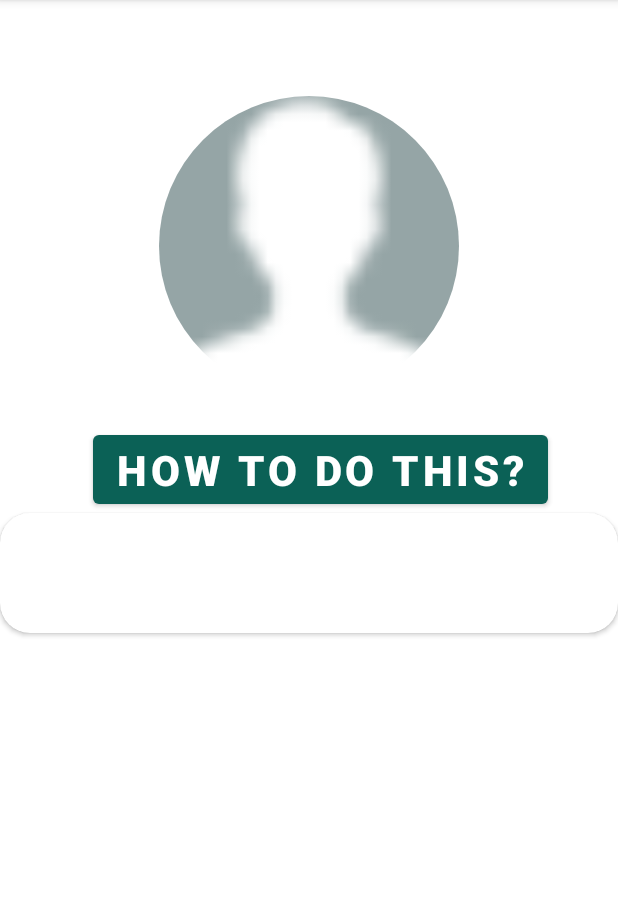
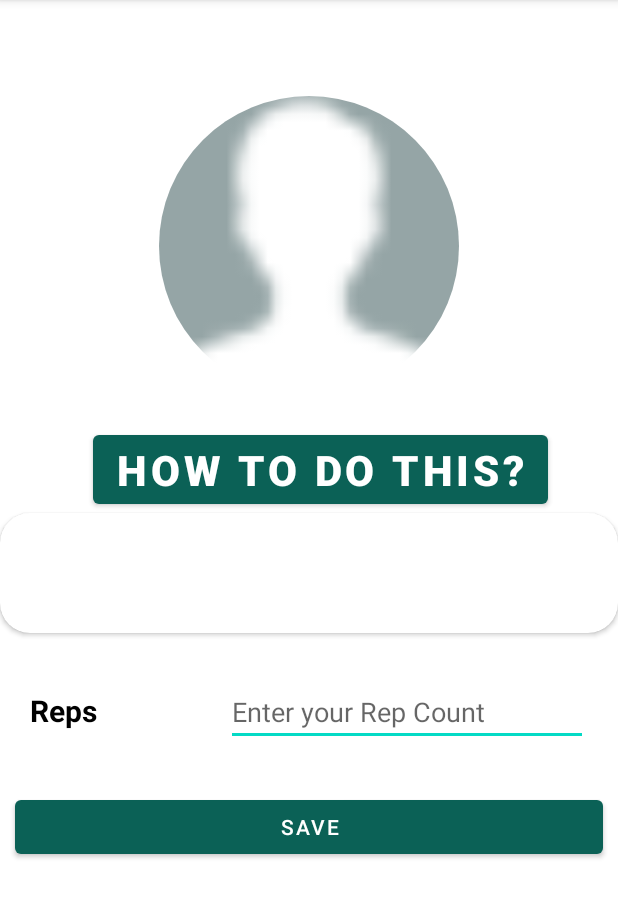
Before and after one commit to TarunAlapati-git/Mindfull, an Android app: the ExerciseDetailActivity screen opened directly, with no data from a screen before it, on a phone screen of 412 x 824 dp, the part 84-1002 px from its top. Run offline under Robolectric (Android 15) with nearby library versions, the phone set to English and light mode, and no system bars; our stand-ins replace CircleImageView, Firebase (no records; nobody signed in at launch, a user with empty details on screens opened directly), Picasso.

Commit message:
Added exercise tracking

```diff
--- a/app/src/main/java/com/example/mindfull/Adapter/ExerciseAdapter.java
+++ b/app/src/main/java/com/example/mindfull/Adapter/ExerciseAdapter.java
@@ -41,6 +41,8 @@ public class ExerciseAdapter extends RecyclerView.Adapter<ExerciseAdapter.ViewHo
 
     }
 
+
+
     @Override
     public void onBindViewHolder(@NonNull ViewHolder holder, int position) {
 
--- a/app/src/main/java/com/example/mindfull/ExerciseDetailActivity.java
+++ b/app/src/main/java/com/example/mindfull/ExerciseDetailActivity.java
@@ -1,41 +1,92 @@
 package com.example.mindfull;
 
+import androidx.appcompat.app.AlertDialog;
 import androidx.appcompat.app.AppCompatActivity;
+import androidx.recyclerview.widget.RecyclerView;
 
+import android.app.ProgressDialog;
+import android.content.Context;
 import android.os.Bundle;
+import android.view.LayoutInflater;
 import android.view.View;
 import android.widget.Button;
+import android.widget.EditText;
+import android.widget.ImageView;
+import android.widget.TextView;
 
+import com.example.mindfull.Adapter.ExerciseRecordAdapter;
+import com.example.mindfull.Models.ExerciseRecord;
 import com.example.mindfull.databinding.ActivityExerciseDetailBinding;
+import com.google.android.gms.tasks.OnSuccessListener;
+import com.google.firebase.auth.FirebaseAuth;
+import com.google.firebase.auth.FirebaseUser;
+import com.google.firebase.database.DatabaseReference;
 import com.google.firebase.database.FirebaseDatabase;
 import com.google.firebase.firestore.FirebaseFirestore;
 import com.squareup.picasso.Picasso;
 
+import java.util.ArrayList;
+import java.util.Date;
+
 public class ExerciseDetailActivity extends AppCompatActivity {
 
-    ActivityExerciseDetailBinding binding;
+//    ActivityExerciseDetailBinding binding;
     FirebaseDatabase database;
-    private Button addRepButton;
+    TextView exerciseName,exerciseDesc;
+    ImageView exerciseImage;
+
+    FirebaseAuth auth;
 
 
+    Button saveBtn;
+    TextView repCount;
 
     @Override
     protected void onCreate(Bundle savedInstanceState) {
         super.onCreate(savedInstanceState);
 
-        binding = ActivityExerciseDetailBinding.inflate(getLayoutInflater());
-        setContentView(binding.getRoot());
+        setContentView(R.layout.activity_exercise_detail);
 
         database = FirebaseDatabase.getInstance();
 
-        String exerciseName = getIntent().getStringExtra("exerciseName");
-        String exerciseImage = getIntent().getStringExtra("exerciseImage");
-        String exerciseDescription = getIntent().getStringExtra("exerciseDescription");
+        exerciseName = findViewById(R.id.exerciseName);
+        exerciseDesc = findViewById(R.id.exerciseDesc);
+        exerciseImage = findViewById(R.id.exercise_image);
 
 
-        binding.exerciseName.setText(exerciseName);
-        binding.exerciseDesc.setText(exerciseDescription);
-        Picasso.get().load(exerciseImage).placeholder(R.drawable.avatar).into(binding.exerciseImage);
+        String exercise_name = getIntent().getStringExtra("exerciseName");
+        String exercise_image = getIntent().getStringExtra("exerciseImage");
+        String exercise_description = getIntent().getStringExtra("exerciseDescription");
+
+
+        exerciseName.setText(exercise_name);
+        exerciseDesc.setText(exercise_description);
+        Picasso.get().load(exercise_image).placeholder(R.drawable.avatar).into(exerciseImage);
+
+
+        saveBtn = findViewById(R.id.saveBtn);
+        repCount = findViewById(R.id.repCount);
+
+        auth = FirebaseAuth.getInstance();
+
+        saveBtn.setOnClickListener(new View.OnClickListener() {
+            @Override
+            public void onClick(View view) {
+                String repcount = repCount.getText().toString();
+                final ExerciseRecord exerciseRecord = new ExerciseRecord(auth.getUid(),exercise_name,repcount);
+                exerciseRecord.setDate(new Date().toString());
+                repCount.setText("");
+
+                database.getReference().child("Reps").child(auth.getUid()).push().setValue(exerciseRecord).addOnSuccessListener(new OnSuccessListener<Void>() {
+                    @Override
+                    public void onSuccess(Void unused) {
+
+                    }
+                });
+            }
+        });
+
 
     }
+
 }
--- a/app/src/main/res/layout/activity_exercise_detail.xml
+++ b/app/src/main/res/layout/activity_exercise_detail.xml
@@ -79,9 +79,74 @@
 
             </androidx.cardview.widget.CardView>
 
+            <LinearLayout
+                android:layout_width="match_parent"
+                android:layout_height="wrap_content"
+                android:layout_margin="10dp"
+                android:orientation="horizontal">
+
+                <RelativeLayout
+                    android:layout_width="0dp"
+                    android:layout_height="wrap_content"
+                    android:layout_weight="2">
+
+                    <TextView
+                        android:layout_width="match_parent"
+                        android:layout_height="wrap_content"
+                        android:text="Reps"
+                        android:textStyle="bold"
+                        android:layout_margin="10dp"
+                        android:textColor="@color/black"
+                        android:textSize="20sp"
+                        />
+
+                </RelativeLayout>
+
+                <RelativeLayout
+                    android:layout_width="0dp"
+                    android:layout_height="wrap_content"
+                    android:layout_weight="4">
+
+                    <EditText
+                        android:id="@+id/repCount"
+                        android:layout_width="match_parent"
+                        android:layout_height="wrap_content"
+                        android:layout_marginStart="10dp"
+                        android:layout_marginTop="10dp"
+                        android:layout_marginEnd="10dp"
+                        android:layout_marginBottom="10dp"
+                        android:hint="Enter your Rep Count" />
+
+                </RelativeLayout>
+
+            </LinearLayout>
+
+            <LinearLayout
+                android:layout_width="match_parent"
+                android:layout_height="wrap_content"
+                android:orientation="horizontal" >
+
+                <RelativeLayout
+                    android:layout_width="0dp"
+                    android:layout_height="wrap_content"
+                    android:layout_weight="2">
+
+
+                    <Button
+                        android:layout_width="match_parent"
+                        android:layout_height="wrap_content"
+                        android:layout_margin="10dp"
+                        android:id="@+id/saveBtn"
+                        android:text="SAVE" />
+
+                </RelativeLayout>
+
+            </LinearLayout>
 
         </LinearLayout>
 
     </ScrollView>
 
+
+
 </RelativeLayout>
```
Also changed, not shown: app/src/main/java/com/example/mindfull/Fragments/HomeFragment.java (+46 -28 lines), app/src/main/res/layout/fragment_home.xml (+12 -5 lines).
